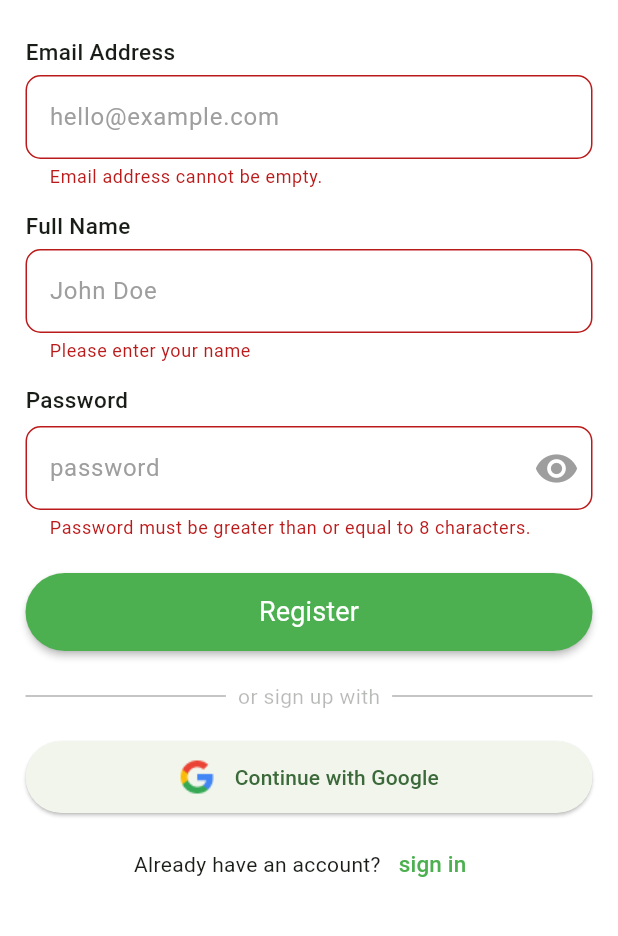
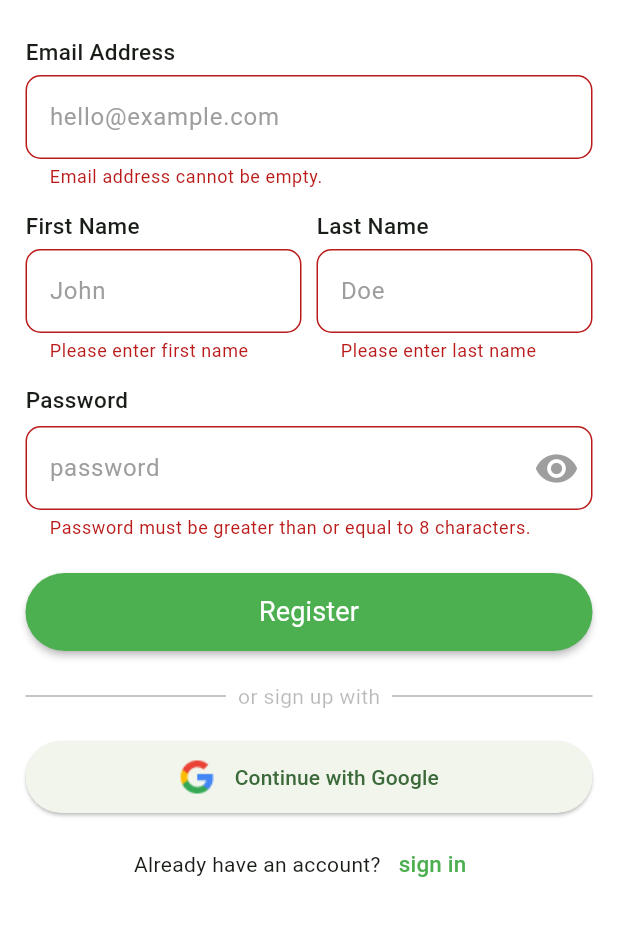
Before and after one commit to sayedmaltan/Timease, a Flutter app: the RegisterScreenView screen opened by its route, after a tap on "Register", on a phone screen of 412 x 824 dp, the part 222-1158 px from its top. Run offline on Flutter 3.47's test engine with Material 3 defaults, Android fonts, the phone set to English and light mode, and no system bars; our stand-ins replace dartz, dio, flutter_bloc, fluttertoast, get_it, go_router and 4 more; accounts and stored records are empty; network calls fail.

```diff
--- a/timease_mobile/lib/core/utils/api_service.dart
+++ b/timease_mobile/lib/core/utils/api_service.dart
@@ -31,7 +31,8 @@ class ApiService {
             options.path.compareTo('https://timease.up.railway.app/api/auth/refresh-token')==0){
          options.headers["Authorization"] = "";
         } else {
-          dio.options.headers["Authorization"] =
+          //HERE IS dio.options
+          options.headers["Authorization"] =
           "Bearer ${CashHelper.getData('accessToken')}";
         }
         return handler.next(options);
--- a/timease_mobile/lib/core/utils/function/password_check.dart
+++ b/timease_mobile/lib/core/utils/function/password_check.dart
@@ -1,7 +1,7 @@
 
 bool isStrongPassword(String password) {
   final String passwordPattern =
-      r'^(?=.*[a-z])(?=.*[A-Z])(?=.*\d)(?=.*[@$!%*?&])[\s\S]{8,}$';
+      r'^(?=.*[a-z])(?=.*[A-Z])(?=.*\d)(?=.*[@$!%*?&_])[\s\S]{8,}$';
 
   return RegExp(passwordPattern).hasMatch(password);
 }
@@ -18,8 +18,8 @@ String validatePassword(String password) {
   if (!RegExp(r'(?=.*\d)').hasMatch(password)) {
     return 'Password must include at least one digit.';
   }
-  if (!RegExp(r'(?=.*[@$!%*?&])').hasMatch(password)) {
-    return 'Password needs at least one special char @\$!%*?&.';
+  if (!RegExp(r'(?=.*[@$!%*?&_])').hasMatch(password)) {
+    return 'Password needs at least one special char @\$!%*?&_.';
   }
 
   return 'Invalid Password';
--- /dev/null
+++ b/timease_mobile/lib/features/authentication/presentation/views/widgets/custom_name_field_column.dart
@@ -0,0 +1,47 @@
+import 'package:flutter/material.dart';
+import 'package:timease_mobile/features/authentication/presentation/views/widgets/custom_field_column.dart';
+
+class CustomNameFieldColumn extends StatelessWidget {
+  const CustomNameFieldColumn({
+    super.key,
+    required this.hintText,
+    required this.aboveHintText,
+    required this.firstNameController,
+    required this.firstNameValidator,
+    required this.lastNameValidator,
+    required this.lastNameController,
+  });
+
+  final String hintText;
+  final String aboveHintText;
+  final TextEditingController firstNameController;
+  final TextEditingController lastNameController;
+
+  final FormFieldValidator firstNameValidator;
+  final FormFieldValidator lastNameValidator;
+
+  @override
+  Widget build(BuildContext context) {
+    return Row(
+      spacing: 10,
+      children: [
+        Expanded(
+          child: CustomFieldColumn(
+            hintText: 'John',
+            aboveHintText: 'First Name',
+            controller: firstNameController,
+            validator: firstNameValidator,
+          ),
+        ),
+        Expanded(
+          child: CustomFieldColumn(
+            hintText: 'Doe',
+            aboveHintText: 'Last Name',
+            controller: lastNameController,
+            validator: lastNameValidator,
+          ),
+        ),
+      ],
+    );
+  }
+}
--- a/timease_mobile/lib/features/authentication/presentation/views/widgets/login_screen_view_body.dart
+++ b/timease_mobile/lib/features/authentication/presentation/views/widgets/login_screen_view_body.dart
@@ -5,7 +5,6 @@ import 'package:timease_mobile/core/utils/app_router.dart';
 import 'package:timease_mobile/core/utils/cash_helper.dart';
 import 'package:timease_mobile/core/utils/function/custom_awesome_dialog.dart';
 import 'package:timease_mobile/core/utils/function/email_check.dart';
-import 'package:timease_mobile/core/utils/function/password_check.dart';
 import 'package:timease_mobile/core/utils/styles.dart';
 import 'package:timease_mobile/core/widgets/custom_full_button.dart';
 import 'package:timease_mobile/core/widgets/custom_loading_button.dart';
@@ -83,8 +82,8 @@ class _LoginScreenViewBodyState extends State<LoginScreenViewBody> {
                   isPasswordShown: isPasswordShown,
                   isPassword: true,
                   validator: (value) {
-                    if (!isStrongPassword(value)) {
-                      return validatePassword(value);
+                    if(value.toString().isEmpty) {
+                      return "Password can't be empty";
                     }
                     return null;
                   },
@@ -108,8 +107,9 @@ class _LoginScreenViewBodyState extends State<LoginScreenViewBody> {
                         onPressed: () {
                           if (formKey.currentState!.validate()) {
                             loginCubit.login(
-                                email: emailController.text,
-                                password: passwordController.text);
+                              email: emailController.text,
+                              password: passwordController.text,
+                            );
                           }
                         },
                       ),
@@ -149,14 +149,11 @@ class _LoginScreenViewBodyState extends State<LoginScreenViewBody> {
           CashHelper.setData('refreshToken', state.loginModel.refreshToken!);
           CashHelper.setData('accessToken', state.loginModel.accessToken!);
           CashHelper.setData('userId', state.loginModel.id!);
-          context.go(AppRouter.homeScreen,extra: 0);
+          context.go(AppRouter.homeScreen, extra: 0);
         } else if (state is LoginFailure) {
           debugPrint(state.errMessage);
-          customAwesomeDialog(context,message: state.errMessage);
-        }
-        else{
-
-        }
+          customAwesomeDialog(context, message: state.errMessage);
+        } else {}
       },
     );
   }
--- a/timease_mobile/lib/features/authentication/presentation/views/widgets/resgister_screen_view_body.dart
+++ b/timease_mobile/lib/features/authentication/presentation/views/widgets/resgister_screen_view_body.dart
@@ -14,6 +14,7 @@ import 'package:timease_mobile/features/authentication/presentation/manger/regis
 import 'package:timease_mobile/features/authentication/presentation/views/widgets/custom_password_row.dart';
 import 'custom_divider_with_Text.dart';
 import 'custom_field_column.dart';
+import 'custom_name_field_column.dart';
 import 'custom_sign_with_google.dart';
 import 'custom_text_opacity.dart';
 
@@ -27,7 +28,8 @@ class RegisterScreenViewBody extends StatefulWidget {
 class _RegisterScreenViewBodyState extends State<RegisterScreenViewBody> {
   var formKey = GlobalKey<FormState>();
   late TextEditingController emailController = TextEditingController();
-  late TextEditingController nameController = TextEditingController();
+  late TextEditingController firstNameController = TextEditingController();
+  late TextEditingController lastNameController = TextEditingController();
   late TextEditingController passwordController = TextEditingController();
   bool isPasswordShown = false;
   IconData suffixIcon = Icons.remove_red_eye_sharp;
@@ -70,19 +72,29 @@ class _RegisterScreenViewBodyState extends State<RegisterScreenViewBody> {
                     return null;
                   },
                 ),
-                CustomFieldColumn(
-                  controller: nameController,
+                CustomNameFieldColumn(
+                  firstNameController: firstNameController,
                   hintText: 'John Doe',
                   aboveHintText: 'Full Name',
-                  validator: (value) {
+                  firstNameValidator: (value) {
                     if (value.toString().isEmpty) {
-                      return 'Please enter your name';
+                      return 'Please enter first name';
                     }
                     if (value.toString().length < 2) {
                       return 'Invalid name';
                     }
                     return null;
                   },
+                  lastNameValidator:(value) {
+                    if (value.toString().isEmpty) {
+                      return 'Please enter last name';
+                    }
+                    if (value.toString().length < 2) {
+                      return 'Invalid name';
+                    }
+                    return null;
+                  },
+                  lastNameController: lastNameController,
                 ),
                 CustomPasswordRow(
                   isRegister: true,
@@ -121,19 +133,11 @@ class _RegisterScreenViewBodyState extends State<RegisterScreenViewBody> {
                         height: 52,
                         onPressed: () {
                           if (formKey.currentState!.validate()) {
-                            List<String> nameList =
-                                nameController.text.split(' ');
-                            String firstName = nameList[0];
-                            String secondName;
-                            (nameList.length > 1)
-                                ? secondName = nameList[1]
-                                : secondName = '';
-
                             registerCubit.register(
                               email: emailController.text,
                               password: passwordController.text,
-                              firstName: firstName,
-                              lastName: secondName,
+                              firstName: firstNameController.toString(),
+                              lastName: lastNameController.toString(),
                             );
                           }
                         },
@@ -169,8 +173,8 @@ class _RegisterScreenViewBodyState extends State<RegisterScreenViewBody> {
           ),
         );
       },
-      listener: (BuildContext context, RegisterState state)  async {
-        if (state is RegisterSuccess)  {
+      listener: (BuildContext context, RegisterState state) async {
+        if (state is RegisterSuccess) {
           await customAwesomeDialog(
             context,
             message: state.registerModel.message.toString(),
--- a/timease_mobile/lib/features/event/presentation/views/events_screen_view_body.dart
+++ b/timease_mobile/lib/features/event/presentation/views/events_screen_view_body.dart
@@ -27,7 +27,7 @@ class _EventsScreenViewBodyState extends State<EventsScreenViewBody> {
   Widget build(BuildContext context) {
     return RefreshIndicator(
       onRefresh: () {
-        UserEventsCubit userEventsCubit=UserEventsCubit.get(context);
+        UserEventsCubit userEventsCubit = UserEventsCubit.get(context);
         userEventsCubit.getUserEventsList(userId: CashHelper.getData('userId'));
         return Future.delayed(Duration(seconds: 2));
       },
@@ -49,6 +49,11 @@ class _EventsScreenViewBodyState extends State<EventsScreenViewBody> {
                   controller: controller,
                   text: 'Search event Types...',
                 ),
+                userEventsSuccess.eventsListModel.isNotEmpty
+                    ? Expanded(
+                      child: Column(
+                        crossAxisAlignment: CrossAxisAlignment.start,
+                          children: [
                             SizedBox(
                               height: 7,
                             ),
@@ -60,16 +65,24 @@ class _EventsScreenViewBodyState extends State<EventsScreenViewBody> {
                             ),
                             Expanded(
                               child: Padding(
-                    padding: const EdgeInsets.symmetric(horizontal: 10.0),
+                                padding:
+                                    const EdgeInsets.symmetric(horizontal: 10.0),
                                 child: EventsList(
                                   eventsList: state.eventsListModel,
                                 ),
                               ),
+                            ),
+                          ],
+                        ),
                     )
+                    : Expanded(
+                      child: Center(
+                          child: CustomYourText(text: 'No Events Created Yet !'),
+                        ),
+                    ),
               ],
             );
-          }
-          else {
+          } else {
             return Column(
               children: [
                 SizedBox(
@@ -92,6 +105,9 @@ class _EventsScreenViewBodyState extends State<EventsScreenViewBody> {
           }
         },
         listener: (context, state) async {
+          if (state is CreateEventsSuccess || state is UpdateEventsSuccess ||state is DeleteUserEventsSuccess) {
+            passFirstTime = false;
+          }
           if (state is GetUserEventsSuccess) {
           } else if (state is GetUserEventsFailure) {
             if (state.errMessage == 'JWT token has expired') {
--- a/timease_mobile/lib/features/home/presentation/views/home_screen_view.dart
+++ b/timease_mobile/lib/features/home/presentation/views/home_screen_view.dart
@@ -6,6 +6,9 @@ import 'package:timease_mobile/features/home/presentation/views/widgets/custom_f
 import 'package:timease_mobile/features/home/presentation/views/widgets/home_screen_view_body.dart';
 import 'package:timease_mobile/features/meeting/presentation/views/mettings_screen_view_body.dart';
 import 'package:timease_mobile/features/notification/presentation/views/notifications_screen_view_body.dart';
+
+import '../../../../core/utils/cash_helper.dart';
+import '../../../event/presentation/manger/event_cubit/user_events_cubit.dart';
 
 
 
@@ -30,6 +33,8 @@ class _HomeScreenViewState extends State<HomeScreenView> {
   @override
   void initState() {
     super.initState();
+    UserEventsCubit userEventsCubit = UserEventsCubit.get(context);
+    userEventsCubit.getUserEventsList(userId: CashHelper.getData('userId'));
     selectBottomNavBar=widget.bodyIndex;
   }
   @override
--- a/timease_mobile/lib/main.dart
+++ b/timease_mobile/lib/main.dart
@@ -23,8 +23,7 @@ class MyApp extends StatelessWidget {
   Widget build(BuildContext context) {
     return BlocProvider(
       create: (context) {
-        return UserEventsCubit(getIt.get<EventRepoImpl>())
-          ..getUserEventsList(userId: CashHelper.getData('userId'));
+        return UserEventsCubit(getIt.get<EventRepoImpl>());
       },
       child: MaterialApp.router(
         debugShowCheckedModeBanner: false,
```
Also changed, not shown: 8 other files. Lines whose indentation alone changed are shown as unchanged.
